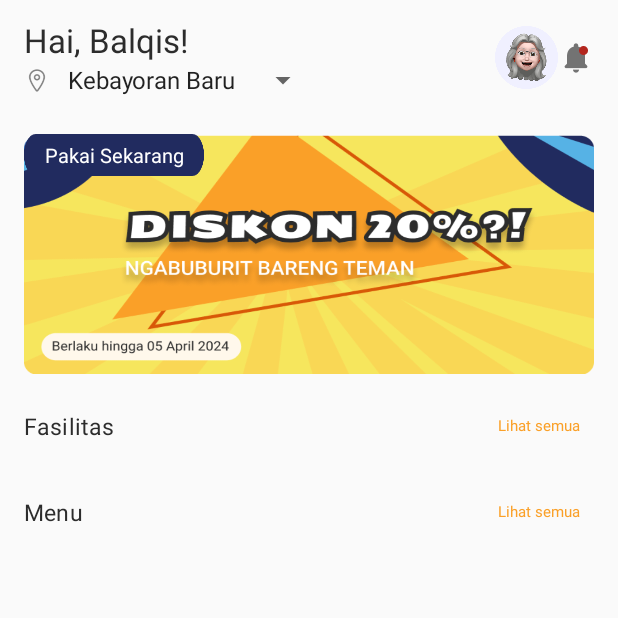
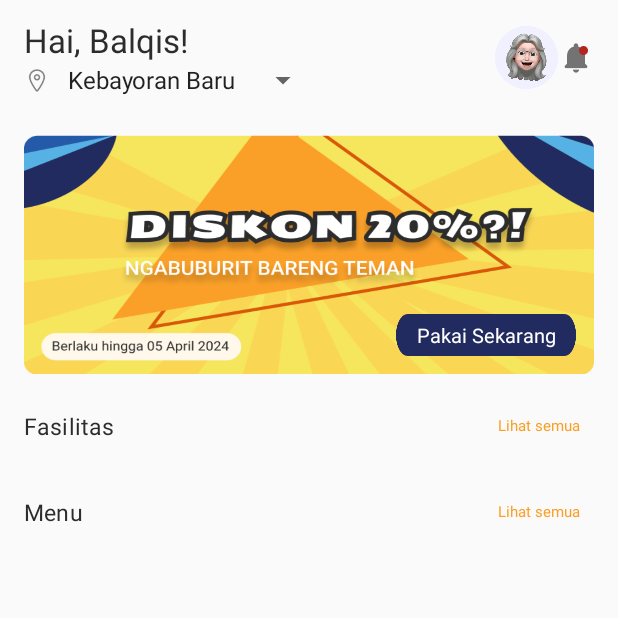
Before and after one commit to hotmauligracia/GamersParadise, an Android app: the HomeActivity screen opened directly, with no data from a screen before it, on a phone screen of 412 x 824 dp, the top half of it. Run offline under Robolectric (Android 15) with nearby library versions, the phone set to English and light mode, and no system bars; Roboto replaces fonts that are not available here.

Commit message:
activity home dan cardholder

```diff
--- a/app/src/main/res/layout/activity_home.xml
+++ b/app/src/main/res/layout/activity_home.xml
@@ -91,7 +91,7 @@
                 android:layout_marginTop="24dp">
 
                 <ImageView
-                    android:id="@+id/imageView5"
+                    android:id="@+id/img_banner"
                     android:layout_width="0dp"
                     android:layout_height="0dp"
                     android:scaleType="fitXY"
@@ -102,6 +102,10 @@
                     app:srcCompat="@drawable/img_banner_promo" />
 
                 <Button
+                    app:layout_constraintBottom_toBottomOf="@id/img_banner"
+                    app:layout_constraintEnd_toEndOf="@id/img_banner"
+                    android:layout_marginEnd="12dp"
+                    android:layout_marginBottom="12dp"
                     android:id="@+id/btn_promo"
                     style="@style/label_medium"
                     android:layout_width="120dp"
```
